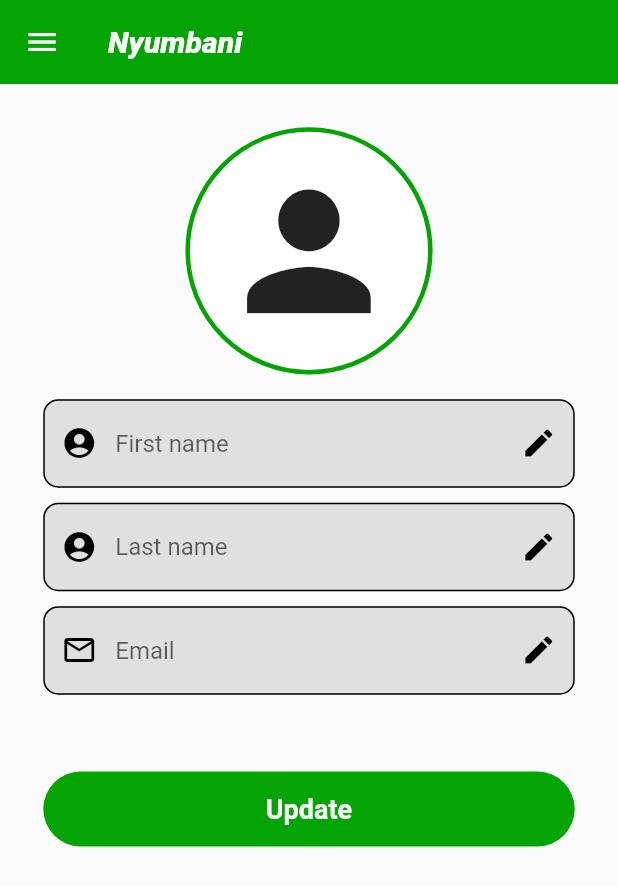
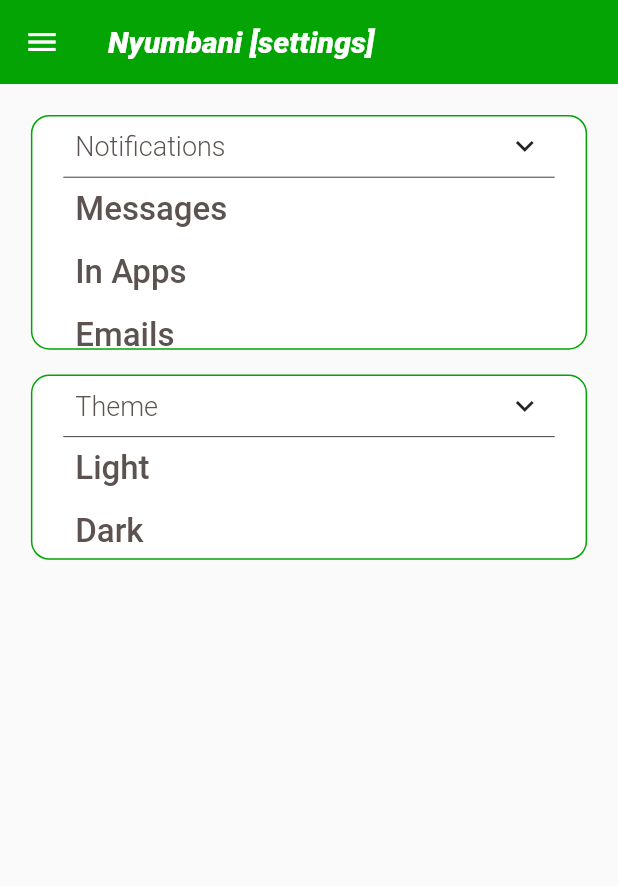
Before and after one commit to martin-ngigi/nyumbani, a Flutter app: the screen it shows after launch, on a phone screen of 412 x 824 dp. Shown: the top 886 px of the screen. Run offline on Flutter 3.47's test engine with Material 2 defaults, Android fonts, the light colour scheme and no system bars; our stand-ins replace country_picker, google_fonts, lottie, pinput, sizer; missing offline and left inert: dart:ffi; Roboto replaces fonts that are missing (Tangerine).

Commit message:
Settings page

```diff
--- a/lib/main.dart
+++ b/lib/main.dart
@@ -5,6 +5,7 @@ import 'package:nyumbani/pages/auth/phone_page.dart';
 import 'package:nyumbani/pages/auth/register_page.dart';
 import 'package:nyumbani/pages/home/dashboard_page.dart';
 import 'package:nyumbani/pages/profile_page.dart';
+import 'package:nyumbani/pages/settings_page.dart';
 import 'package:nyumbani/pages/welcome_page.dart';
 import 'package:sizer/sizer.dart';
 
@@ -25,7 +26,7 @@ class MyApp extends StatelessWidget {
           title: 'Sizer',
           theme: ThemeData.light(),
           // home: DashboardPage(),
-          home: ProfilePage(),
+          home: SettingsPage(),
         );
       },
     );  }
--- a/lib/pages/profile_page.dart
+++ b/lib/pages/profile_page.dart
@@ -32,7 +32,7 @@ class _ProfilePageState extends State<ProfilePage> {
             mainAxisAlignment: MainAxisAlignment.start,
             children: [
               Text(
-                "Nyumbani",
+                "Nyumbani [Profile]",
                 style: GoogleFonts.tangerine(
                   textStyle: Theme.of(context).textTheme.headline4,
                   fontSize: 20,
--- /dev/null
+++ b/lib/pages/settings_page.dart
@@ -0,0 +1,343 @@
+import 'dart:ffi';
+
+import 'package:flutter/material.dart';
+import 'package:google_fonts/google_fonts.dart';
+import 'package:nyumbani/widgets/small_text.dart';
+import '../base/drawer.dart';
+import '../utils/constant_colors.dart';
+import 'package:sizer/sizer.dart';
+
+class SettingsPage extends StatefulWidget {
+  const SettingsPage({Key? key}) : super(key: key);
+
+  @override
+  State<SettingsPage> createState() => _SettingsPageState();
+}
+
+class _SettingsPageState extends State<SettingsPage> {
+  bool isNotificationsClicked = false;
+  bool isThemeClicked = false;
+
+
+  @override
+  Widget build(BuildContext context) {
+
+    void setNotificationsClick(){
+      if(isNotificationsClicked==false){
+        isNotificationsClicked=true;
+      }
+      else{
+        isNotificationsClicked =false;
+      }
+    }
+
+    void setThemeClick(){
+      if(isThemeClicked==false){
+        isThemeClicked=true;
+      }
+      else{
+        isThemeClicked =false;
+      }
+    }
+
+
+    return Scaffold(
+      appBar: AppBar(
+          backgroundColor: ConstantColors.mainColor,
+          elevation: 0,
+          title: Container(
+            child: Row(
+              mainAxisAlignment: MainAxisAlignment.start,
+              children: [
+                Text(
+                  "Nyumbani [settings]",
+                  style: GoogleFonts.tangerine(
+                    textStyle: Theme.of(context).textTheme.headline4,
+                    fontSize: 20,
+                    fontWeight: FontWeight.w900,
+                    fontStyle: FontStyle.italic,
+                    color: ConstantColors.whiteColor,
+                  ),
+                  textAlign: TextAlign.center,
+                ),
+              ],
+            ),
+          )
+
+      ),
+      drawer: CustomDrawer(),
+      body: Padding(
+        padding: EdgeInsets.all(5.w),
+        child: SingleChildScrollView(
+          child: Column(
+            children: [
+
+              /// Notifications
+              Container(
+                height: isNotificationsClicked ? 5.h : 19.h,
+                width: 100.w,
+                padding: EdgeInsets.symmetric(horizontal: 5.w),
+                decoration: BoxDecoration(
+                    borderRadius: BorderRadius.circular(3.w),
+                    color: ConstantColors.whiteColor,
+                    border: Border.all(
+                        color: ConstantColors.mainColor,
+                        width: 1
+                    )
+                ),
+                child: Column(
+                  children: [
+                    /// Notifications title
+                    GestureDetector(
+                      onTap: (){
+                        print("You tapped notifications..");
+                        setState(() {
+                          // isNotifications =true;
+                          setNotificationsClick();
+                        });
+
+                        print("State is $isNotificationsClicked");
+                      },
+                      child: Row(
+                        mainAxisAlignment: MainAxisAlignment.spaceBetween,
+                        children: [
+                          Padding(
+                            padding: const EdgeInsets.all(8.0),
+                            child: Text(
+                              "Notifications",
+                              style: GoogleFonts.roboto(
+                                  textStyle: Theme.of(context).textTheme.subtitle1,
+                                  fontSize: 18,
+                                  fontWeight: FontWeight.w300,
+                                  color: ConstantColors.subBodyColor
+                              ),
+                              textAlign: TextAlign.center,
+                            ),
+                          ),
+
+                          const Padding(
+                            padding: const EdgeInsets.all(8.0),
+                            child: Icon(Icons.keyboard_arrow_down),
+                          ),
+                        ],
+                      ),
+                    ),
+
+                    ! isNotificationsClicked ? Column(
+                      children: [
+                        const Divider(
+                          color: Colors.black,
+                          height: 1,
+                          thickness: 0.5,
+                        ),
+
+                        ///Messages
+                        Row(
+                          children: [
+                            Padding(
+                              padding: const EdgeInsets.all(8.0),
+                              child: Text(
+                                "Messages",
+                                style: GoogleFonts.roboto(
+                                    textStyle: Theme.of(context).textTheme.subtitle1,
+                                    fontSize: 22,
+                                    fontWeight: FontWeight.w500,
+                                    color: ConstantColors.subBodyColor
+                                ),
+                                textAlign: TextAlign.center,
+                              ),
+                            ),
+
+                            // ToggleButtons(
+                            //     children: [],
+                            //     isSelected: messagesToggle
+                            // )
+                          ],
+                        ),
+
+                        /// In Apps
+                        Row(
+                          children: [
+                            Padding(
+                              padding: const EdgeInsets.all(8.0),
+                              child: Text(
+                                "In Apps",
+                                style: GoogleFonts.roboto(
+                                    textStyle: Theme.of(context).textTheme.subtitle1,
+                                    fontSize: 22,
+                                    fontWeight: FontWeight.w500,
+                                    color: ConstantColors.subBodyColor
+                                ),
+                                textAlign: TextAlign.center,
+                              ),
+                            ),
+
+                            // ToggleButtons(
+                            //     children: [],
+                            //     isSelected: messagesToggle
+                            // )
+                          ],
+                        ),
+
+                        ///Emails
+                        Row(
+                          children: [
+                            Padding(
+                              padding: const EdgeInsets.all(8.0),
+                              child: Text(
+                                "Emails",
+                                style: GoogleFonts.roboto(
+                                    textStyle: Theme.of(context).textTheme.subtitle1,
+                                    fontSize: 22,
+                                    fontWeight: FontWeight.w500,
+                                    color: ConstantColors.subBodyColor
+                                ),
+                                textAlign: TextAlign.center,
+                              ),
+                            ),
+
+                            // ToggleButtons(
+                            //     children: [],
+                            //     isSelected: messagesToggle
+                            // )
+                          ],
+                        )
+                      ],
+                    ) : SizedBox.shrink(),
+
+
+
+                  ],
+                ),
+
+              ),
+
+              SizedBox(height: 2.h,),
+
+              /// Theme
+              Container(
+                height: isThemeClicked ? 5.h : 15.h,
+                width: 100.w,
+                padding: EdgeInsets.symmetric(horizontal: 5.w),
+                decoration: BoxDecoration(
+                    borderRadius: BorderRadius.circular(3.w),
+                    color: ConstantColors.whiteColor,
+                    border: Border.all(
+                        color: ConstantColors.mainColor,
+                        width: 1
+                    )
+                ),
+                child: Column(
+                  children: [
+                    /// Theme title
+                    GestureDetector(
+                      onTap: (){
+                        print("You tapped theme..");
+                        setState(() {
+                          setThemeClick();
+                        });
+
+                        print("State is $isThemeClicked");
+                      },
+                      child: Row(
+                        mainAxisAlignment: MainAxisAlignment.spaceBetween,
+                        children: [
+                          Padding(
+                            padding: const EdgeInsets.all(8.0),
+                            child: Text(
+                              "Theme",
+                              style: GoogleFonts.roboto(
+                                  textStyle: Theme.of(context).textTheme.subtitle1,
+                                  fontSize: 18,
+                                  fontWeight: FontWeight.w300,
+                                  color: ConstantColors.subBodyColor
+                              ),
+                              textAlign: TextAlign.center,
+                            ),
+                          ),
+
+                          Padding(
+                            padding: const EdgeInsets.all(8.0),
+                            child: Icon(Icons.keyboard_arrow_down),
+                          ),
+                        ],
+                      ),
+                    ),
+
+
+
+                    ! isThemeClicked ? Column(
+                      children: [
+
+                        const Divider(
+                          color: Colors.black,
+                          height: 1,
+                          thickness: 0.5,
+                        ),
+
+                        ///Light
+                        Row(
+                          children: [
+                            Padding(
+                              padding: const EdgeInsets.all(8.0),
+                              child: Text(
+                                "Light",
+                                style: GoogleFonts.roboto(
+                                    textStyle: Theme.of(context).textTheme.subtitle1,
+                                    fontSize: 22,
+                                    fontWeight: FontWeight.w500,
+                                    color: ConstantColors.subBodyColor
+                                ),
+                                textAlign: TextAlign.center,
+                              ),
+                            ),
+
+                            // ToggleButtons(
+                            //     children: [],
+                            //     isSelected: messagesToggle
+                            // )
+                          ],
+                        ),
+
+                        /// Light
+                        Row(
+                          children: [
+                            Padding(
+                              padding: const EdgeInsets.all(8.0),
+                              child: Text(
+                                "Dark",
+                                style: GoogleFonts.roboto(
+                                    textStyle: Theme.of(context).textTheme.subtitle1,
+                                    fontSize: 22,
+                                    fontWeight: FontWeight.w500,
+                                    color: ConstantColors.subBodyColor
+                                ),
+                                textAlign: TextAlign.center,
+                              ),
+                            ),
+
+                            // ToggleButtons(
+                            //     children: [],
+                            //     isSelected: messagesToggle
+                            // )
+                          ],
+                        ),
+
+                      ],
+                    ) : SizedBox.shrink(),
+
+                  ],
+                ),
+
+              ),
+
+            ],
+          ),
+        ),
+      ),
+    );
+  }
+
+
+
+}
```
